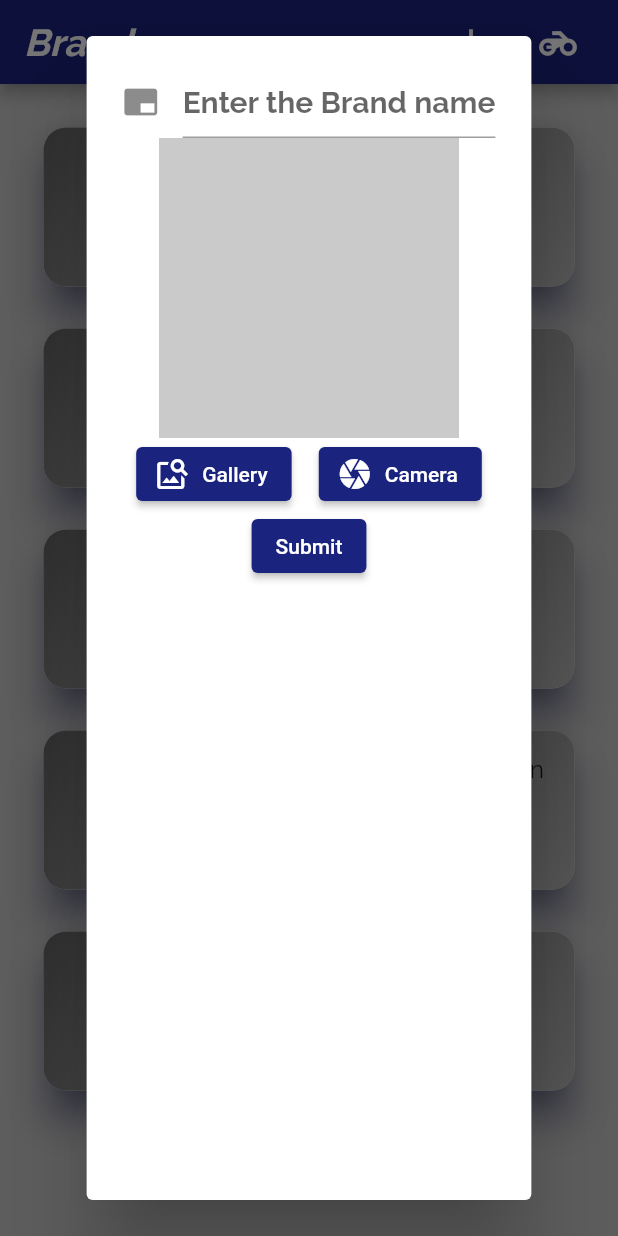
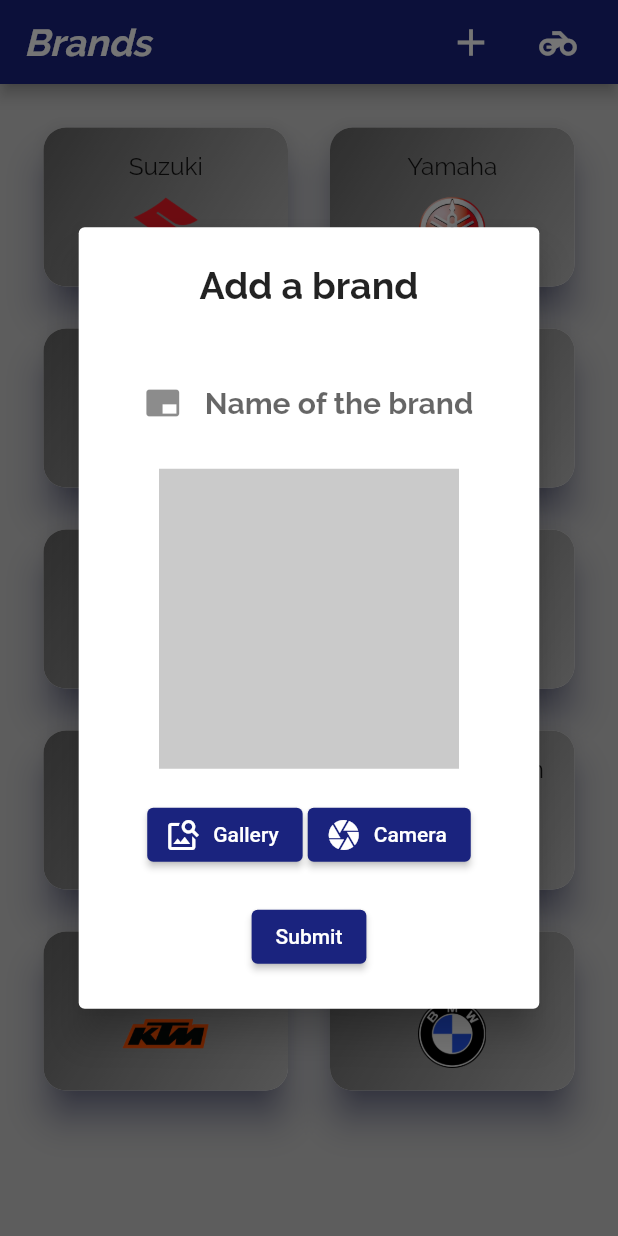
Before and after one commit to Tanguy-tech/BikesApp, a Flutter app: the screen it shows after launch, after a tap on the "add" icon, on a phone screen of 412 x 824 dp. Run offline on Flutter 3.47's test engine with Material 2 defaults, Android fonts, the phone set to English and light mode, and no system bars; our stand-ins replace image_picker; missing offline and left inert: dart:ffi.

Commit message:
add navbar menu && form to add brand with its logo

```diff
--- a/lib/widgets/add_brand_form.dart
+++ b/lib/widgets/add_brand_form.dart
@@ -16,6 +16,7 @@ class _AddBrandFormState extends State<AddBrandForm> {
   Widget build(BuildContext context) {
     return Form(
       key: _formKey,
+      child: SingleChildScrollView(
         child: Column(
           children: [
             const MyFomrFields(),
@@ -34,6 +35,7 @@ class _AddBrandFormState extends State<AddBrandForm> {
             ),
           ],
         ),
+      ),
     );
   }
 }
--- a/lib/widgets/myFormFields.dart
+++ b/lib/widgets/myFormFields.dart
@@ -32,10 +32,13 @@ class _MyFomrFieldsState extends State<MyFomrFields> {
   Widget build(BuildContext context) {
     return Column(
       children: [
-        TextFormField(
+        Container(
+          padding: const EdgeInsets.all(20),
+          child: TextFormField(
             decoration: const InputDecoration(
+              border: InputBorder.none,
               icon: Icon(Icons.branding_watermark),
-            hintText: 'Enter the Brand name',
+              hintText: 'Name of the brand',
             ),
             // The validator receives the text that the user has entered.
             validator: (value) {
@@ -45,6 +48,7 @@ class _MyFomrFieldsState extends State<MyFomrFields> {
               return null;
             },
           ),
+        ),
         (image == null)
             ? Container(
                 width: 200,
@@ -52,7 +56,9 @@ class _MyFomrFieldsState extends State<MyFomrFields> {
                 color: Theme.of(context).canvasColor,
               )
             : Image.file(image!),
-        Row(
+        Container(
+          padding: const EdgeInsets.all(20),
+          child: Row(
             mainAxisAlignment: MainAxisAlignment.spaceAround,
             children: [
               ElevatedButton.icon(
@@ -66,6 +72,7 @@ class _MyFomrFieldsState extends State<MyFomrFields> {
                 onPressed: () => pickImage(ImageSource.camera),
               ),
             ],
+          ),
         )
       ],
     );
--- a/lib/widgets/navbarMenu.dart
+++ b/lib/widgets/navbarMenu.dart
@@ -15,6 +15,12 @@ class NavBarMenu extends StatelessWidget {
     showDialog(
       context: context,
       builder: (_) => AlertDialog(
+        title: const Text(
+          "Add a brand",
+          style: TextStyle(fontWeight: FontWeight.bold),
+          textAlign: TextAlign.center,
+        ),
+        elevation: 10,
         content: AddBrandForm(key: key),
       ),
     );
```
Lines whose indentation alone changed are shown as unchanged.
